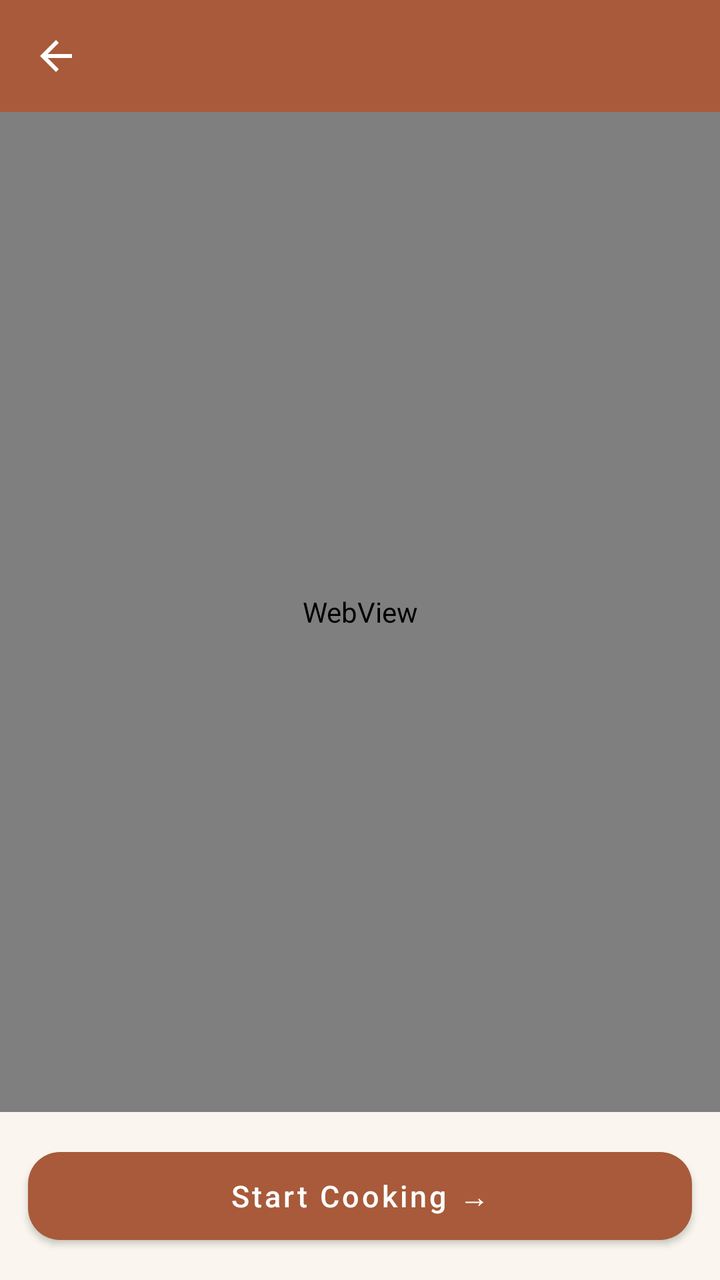
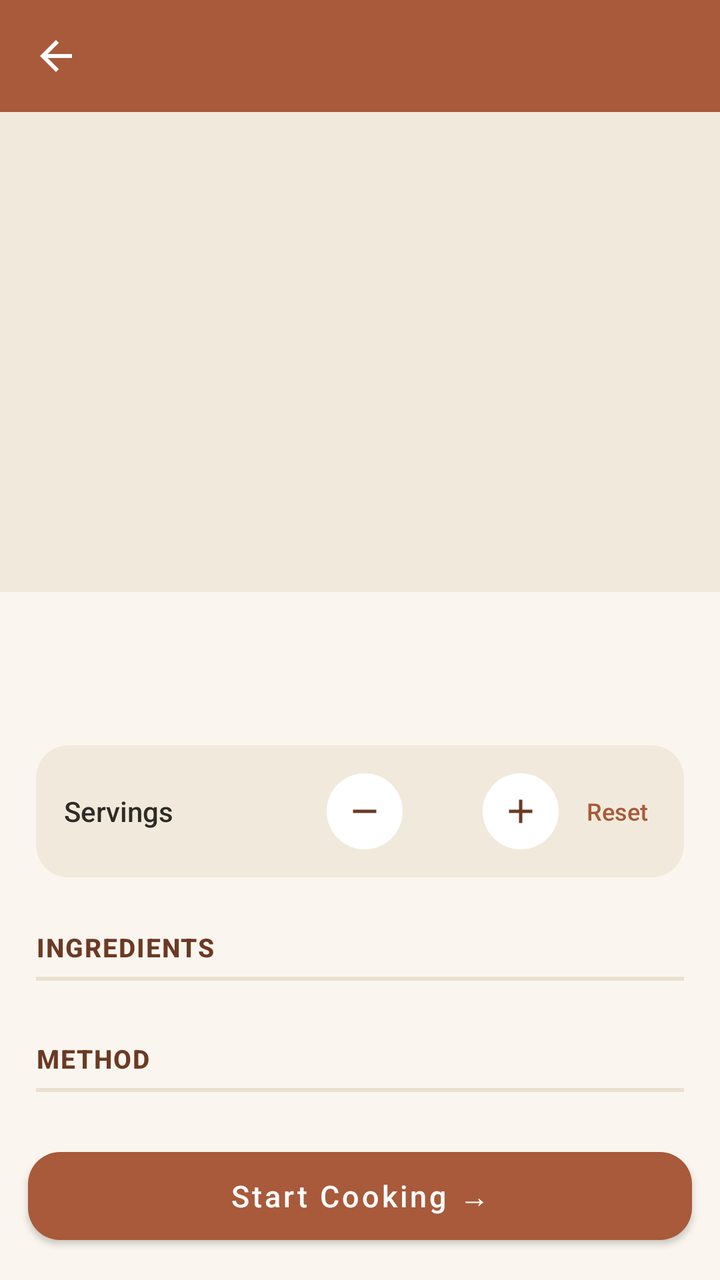

The first picture is an Android layout as it rendered before a commit; the second is the same layout after the commit. The layout source and the unified diff follow.
<!-- AndroidManifest.xml: application theme Theme.Aaswad -->
<!-- res/layout/activity_recipe_detail.xml -->
<?xml version="1.0" encoding="utf-8"?>
<LinearLayout xmlns:android="http://schemas.android.com/apk/res/android"
    xmlns:app="http://schemas.android.com/apk/res-auto"
    android:layout_width="match_parent"
    android:layout_height="match_parent"
    android:orientation="vertical"
    android:background="@color/background">

    <com.google.android.material.appbar.AppBarLayout
        android:layout_width="match_parent"
        android:layout_height="wrap_content"
        android:background="@color/primary"
        android:theme="@style/ThemeOverlay.MaterialComponents.Dark.ActionBar"
        app:elevation="2dp">

        <androidx.appcompat.widget.Toolbar
            android:id="@+id/detailToolbar"
            android:layout_width="match_parent"
            android:layout_height="?attr/actionBarSize"
            app:titleTextColor="@color/white"
            app:titleTextAppearance="@style/ToolbarTitleModern"
            app:navigationIcon="@drawable/ic_back" />

    </com.google.android.material.appbar.AppBarLayout>

    <WebView
        android:id="@+id/webView"
        android:layout_width="match_parent"
        android:layout_height="0dp"
        android:layout_weight="1"
        android:background="@color/background" />

    <com.google.android.material.button.MaterialButton
        android:id="@+id/startCookingButton"
        android:layout_width="match_parent"
        android:layout_height="56dp"
        android:layout_margin="14dp"
        android:text="Start Cooking →"
        android:textSize="15sp"
        android:textAllCaps="false"
        app:backgroundTint="@color/primary"
        app:cornerRadius="16dp"
        android:textColor="@color/white"
        android:elevation="6dp" />

</LinearLayout>
<!-- resources referenced by this layout -->
<resources>
  <color name="background">#FAF6EF</color>
  <color name="primary">#A85A3A</color>
  <color name="white">#FFFFFF</color>
  <!-- drawable ic_back (drawable) -->
  <vector xmlns:android="http://schemas.android.com/apk/res/android"
      android:width="24dp"
      android:height="24dp"
      android:viewportWidth="24"
      android:viewportHeight="24"
      android:tint="#FFFFFF">
      <path
          android:fillColor="#FF000000"
          android:pathData="M20,11H7.83l5.59,-5.59L12,4l-8,8 8,8 1.41,-1.41L7.83,13H20v-2z" />
  </vector>
  <style name="ToolbarTitleModern" parent="TextAppearance.Widget.AppCompat.Toolbar.Title">
          <item name="android:textSize">22sp</item>
          <item name="android:fontFamily">sans-serif-medium</item>
          <item name="android:letterSpacing">0.01</item>
      </style>
  <style name="Theme.Aaswad" parent="Theme.MaterialComponents.DayNight.NoActionBar">
          <item name="colorPrimary">@color/primary</item>
          <item name="colorPrimaryDark">@color/primary_dark</item>
          <item name="colorAccent">@color/primary</item>
          <item name="android:windowBackground">@color/background</item>
          <item name="android:statusBarColor">@color/primary_dark</item>
      </style>
  <color name="primary_dark">#6B3A24</color>
</resources>

<!-- the commit's change to res/layout/activity_recipe_detail.xml (unified diff, before → after) -->
@@ -23,12 +23,210 @@
 
     </com.google.android.material.appbar.AppBarLayout>
 
-    <WebView
-        android:id="@+id/webView"
+    <androidx.core.widget.NestedScrollView
         android:layout_width="match_parent"
         android:layout_height="0dp"
         android:layout_weight="1"
-        android:background="@color/background" />
+        android:fillViewport="true">
+
+        <LinearLayout
+            android:layout_width="match_parent"
+            android:layout_height="wrap_content"
+            android:orientation="vertical"
+            android:paddingBottom="24dp">
+
+            <ImageView
+                android:id="@+id/detailHeroImage"
+                android:layout_width="match_parent"
+                android:layout_height="240dp"
+                android:scaleType="centerCrop"
+                android:background="@color/chip_bg" />
+
+            <LinearLayout
+                android:layout_width="match_parent"
+                android:layout_height="wrap_content"
+                android:orientation="vertical"
+                android:paddingStart="18dp"
+                android:paddingEnd="18dp"
+                android:paddingTop="16dp">
+
+                <TextView
+                    android:id="@+id/detailTitle"
+                    android:layout_width="match_parent"
+                    android:layout_height="wrap_content"
+                    android:textSize="24sp"
+                    android:fontFamily="serif"
+                    android:textStyle="bold"
+                    android:textColor="@color/primary_dark"
+                    android:lineSpacingExtra="2dp" />
+
+                <com.google.android.material.chip.ChipGroup
+                    android:id="@+id/detailChipsRow"
+                    android:layout_width="match_parent"
+                    android:layout_height="wrap_content"
+                    android:layout_marginTop="10dp"
+                    app:chipSpacingHorizontal="6dp" />
+
+                
+                <androidx.cardview.widget.CardView
+                    android:layout_width="match_parent"
+                    android:layout_height="wrap_content"
+                    android:layout_marginTop="18dp"
+                    app:cardCornerRadius="16dp"
+                    app:cardElevation="0dp"
+                    app:cardBackgroundColor="@color/chip_bg">
+
+                    <LinearLayout
+                        android:layout_width="match_parent"
+                        android:layout_height="wrap_content"
+                        android:orientation="horizontal"
+                        android:gravity="center_vertical"
+                        android:padding="14dp">
+
+                        <TextView
+                            android:layout_width="0dp"
+                            android:layout_height="wrap_content"
+                            android:layout_weight="1"
+                            android:text="Servings"
+                            android:textSize="14sp"
+                            android:fontFamily="sans-serif-medium"
+                            android:textColor="@color/text_primary" />
+
+                        <ImageButton
+                            android:id="@+id/servingsMinusButton"
+                            android:layout_width="38dp"
+                            android:layout_height="38dp"
+                            android:background="@drawable/serving_button_bg"
+                            android:src="@drawable/ic_minus"
+                            app:tint="@color/primary_dark"
+                            android:contentDescription="Decrease servings" />
+
+                        <TextView
+                            android:id="@+id/servingsCountText"
+                            android:layout_width="40dp"
+                            android:layout_height="wrap_content"
+                            android:gravity="center"
+                            android:textSize="18sp"
+                            android:fontFamily="sans-serif-medium"
+                            android:textColor="@color/text_primary" />
+
+                        <ImageButton
+                            android:id="@+id/servingsPlusButton"
+                            android:layout_width="38dp"
+                            android:layout_height="38dp"
+                            android:background="@drawable/serving_button_bg"
+                            android:src="@drawable/ic_plus"
+                            app:tint="@color/primary_dark"
+                            android:contentDescription="Increase servings" />
+
+                        <TextView
+                            android:id="@+id/servingsResetText"
+                            android:layout_width="wrap_content"
+                            android:layout_height="wrap_content"
+                            android:layout_marginStart="10dp"
+                            android:text="Reset"
+                            android:textSize="12sp"
+                            android:fontFamily="sans-serif-medium"
+                            android:textColor="@color/primary"
+                            android:padding="4dp" />
+
+                    </LinearLayout>
+
+                </androidx.cardview.widget.CardView>
+
+                
+                <TextView
+                    android:layout_width="wrap_content"
+                    android:layout_height="wrap_content"
+                    android:layout_marginTop="26dp"
+                    android:text="INGREDIENTS"
+                    android:textSize="13sp"
+                    android:fontFamily="sans-serif-medium"
+                    android:textStyle="bold"
+                    android:textColor="@color/primary_dark"
+                    android:letterSpacing="0.05" />
+
+                <View
+                    android:layout_width="match_parent"
+                    android:layout_height="2dp"
+                    android:layout_marginTop="6dp"
+                    android:layout_marginBottom="4dp"
+                    android:background="@color/divider" />
+
+                <LinearLayout
+                    android:id="@+id/ingredientsContainer"
+                    android:layout_width="match_parent"
+                    android:layout_height="wrap_content"
+                    android:orientation="vertical" />
+
+                
+                <TextView
+                    android:layout_width="wrap_content"
+                    android:layout_height="wrap_content"
+                    android:layout_marginTop="26dp"
+                    android:text="METHOD"
+                    android:textSize="13sp"
+                    android:fontFamily="sans-serif-medium"
+                    android:textStyle="bold"
+                    android:textColor="@color/primary_dark"
+                    android:letterSpacing="0.05" />
+
+                <View
+                    android:layout_width="match_parent"
+                    android:layout_height="2dp"
+                    android:layout_marginTop="6dp"
+                    android:layout_marginBottom="10dp"
+                    android:background="@color/divider" />
+
+                <LinearLayout
+                    android:id="@+id/stepsContainer"
+                    android:layout_width="match_parent"
+                    android:layout_height="wrap_content"
+                    android:orientation="vertical" />
+
+                
+                <androidx.cardview.widget.CardView
+                    android:id="@+id/tipCard"
+                    android:layout_width="match_parent"
+                    android:layout_height="wrap_content"
+                    android:layout_marginTop="22dp"
+                    app:cardCornerRadius="12dp"
+                    app:cardElevation="0dp"
+                    app:cardBackgroundColor="#F6EFDD"
+                    android:visibility="gone">
+
+                    <LinearLayout
+                        android:layout_width="match_parent"
+                        android:layout_height="wrap_content"
+                        android:orientation="horizontal"
+                        android:padding="14dp">
+
+                        <TextView
+                            android:layout_width="wrap_content"
+                            android:layout_height="wrap_content"
+                            android:text="💡"
+                            android:textSize="16sp"
+                            android:layout_marginEnd="10dp" />
+
+                        <TextView
+                            android:id="@+id/tipText"
+                            android:layout_width="0dp"
+                            android:layout_height="wrap_content"
+                            android:layout_weight="1"
+                            android:textSize="13.5sp"
+                            android:fontFamily="sans-serif"
+                            android:textColor="#5C5240"
+                            android:lineSpacingExtra="3dp" />
+
+                    </LinearLayout>
+
+                </androidx.cardview.widget.CardView>
+
+            </LinearLayout>
+
+        </LinearLayout>
+
+    </androidx.core.widget.NestedScrollView>
 
     <com.google.android.material.button.MaterialButton
         android:id="@+id/startCookingButton"
<!-- resource entries referenced after the edit -->
@@ -1,6 +1,8 @@
 <!-- resources referenced by this layout -->
 <resources>
   <color name="background">#FAF6EF</color>
+  <color name="chip_bg">#F1EADC</color>
+  <color name="divider">#EAE0CF</color>
   <color name="primary">#A85A3A</color>
   <color name="white">#FFFFFF</color>
   <!-- drawable ic_back (drawable) -->
@@ -14,6 +16,28 @@
           android:fillColor="#FF000000"
           android:pathData="M20,11H7.83l5.59,-5.59L12,4l-8,8 8,8 1.41,-1.41L7.83,13H20v-2z" />
   </vector>
+  <!-- drawable ic_minus (drawable) -->
+  <vector xmlns:android="http://schemas.android.com/apk/res/android"
+      android:width="20dp" android:height="20dp"
+      android:viewportWidth="24" android:viewportHeight="24">
+      <path android:fillColor="#FF000000" android:pathData="M19,13H5v-2h14v2z"/>
+  </vector>
+  <!-- drawable ic_plus (drawable) -->
+  <vector xmlns:android="http://schemas.android.com/apk/res/android"
+      android:width="20dp" android:height="20dp"
+      android:viewportWidth="24" android:viewportHeight="24">
+      <path android:fillColor="#FF000000" android:pathData="M19,13h-6v6h-2v-6H5v-2h6V5h2v6h6v2z"/>
+  </vector>
+  <!-- drawable serving_button_bg (drawable) -->
+  <?xml version="1.0" encoding="utf-8"?>
+  <ripple xmlns:android="http://schemas.android.com/apk/res/android"
+      android:color="@color/divider">
+      <item>
+          <shape android:shape="oval">
+              <solid android:color="@color/surface" />
+          </shape>
+      </item>
+  </ripple>
   <style name="ToolbarTitleModern" parent="TextAppearance.Widget.AppCompat.Toolbar.Title">
           <item name="android:textSize">22sp</item>
           <item name="android:fontFamily">sans-serif-medium</item>
@@ -26,6 +50,8 @@
           <item name="android:windowBackground">@color/background</item>
           <item name="android:statusBarColor">@color/primary_dark</item>
       </style>
+  <color name="surface">#FFFFFF</color>
   <color name="primary_dark">#6B3A24</color>
+  <color name="text_primary">#2E2A26</color>
 </resources>
 
